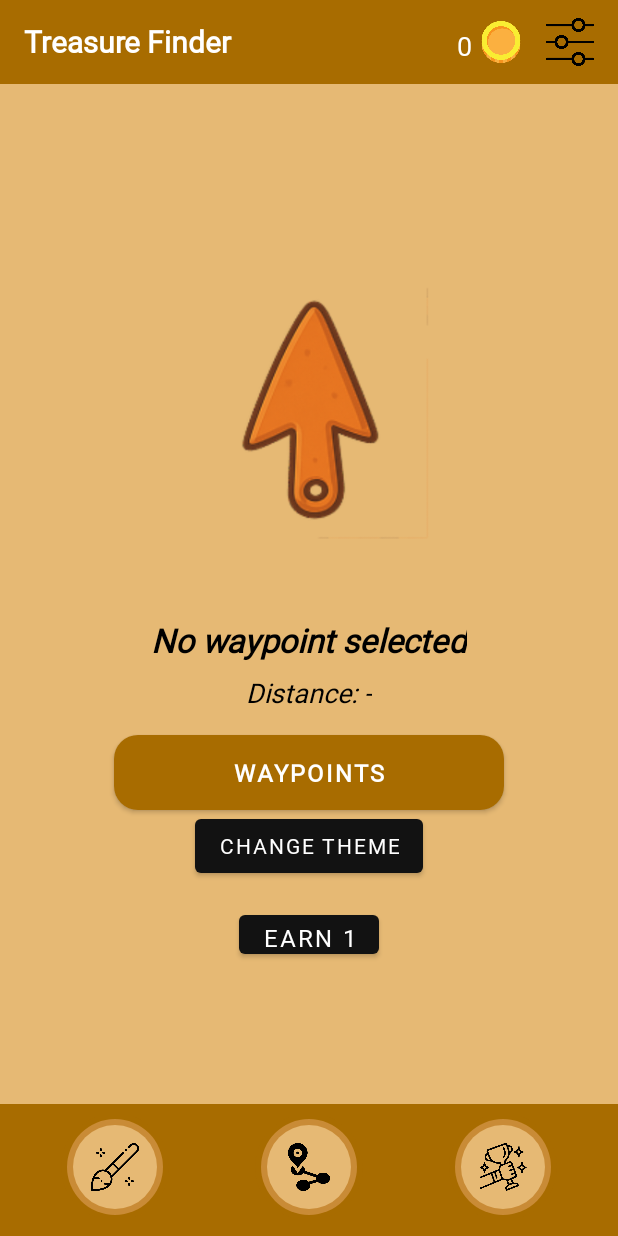
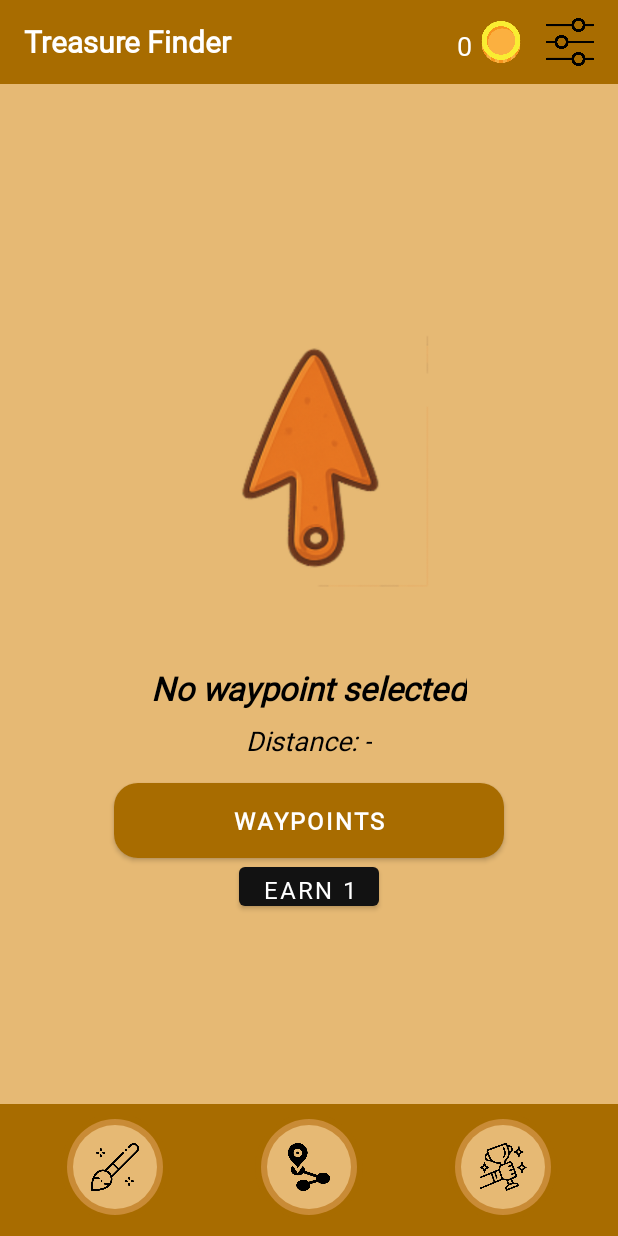
Before and after one commit to zhichengliangnhl/gps_app, an Android app: the screen it shows after launch (CompassActivity), on a phone screen of 412 x 824 dp. Run offline under Robolectric (Android 15) with nearby library versions, the phone set to English and light mode, and no system bars; libraries missing offline, so code that uses them is left out: com.journeyapps.barcodescanner.

Commit message:
theme select on brush

```diff
--- a/app/src/main/java/com/nhlstenden/navigationapp/BaseActivity.java
+++ b/app/src/main/java/com/nhlstenden/navigationapp/BaseActivity.java
@@ -7,10 +7,12 @@
 import android.widget.Toast;
 
 import androidx.annotation.Nullable;
+import androidx.appcompat.app.AlertDialog;
 import androidx.appcompat.app.AppCompatActivity;
 
 import com.nhlstenden.navigationapp.activities.AchievementActivity;
 import com.nhlstenden.navigationapp.activities.CompassActivity;
+import com.nhlstenden.navigationapp.enums.ThemeMode;
 import com.nhlstenden.navigationapp.helpers.CoinManager;
 import com.nhlstenden.navigationapp.helpers.ThemeHelper;
 
@@ -26,13 +28,22 @@
         }
 
         ImageView navBrush = findViewById(R.id.navBrush);
+
         ImageView navArrow = findViewById(R.id.navArrow);
         ImageView navTrophy = findViewById(R.id.navTrophy);
 
         if (navBrush != null) {
-            navBrush.setOnClickListener(v ->
-                    Toast.makeText(this, "Brush feature coming soon", Toast.LENGTH_SHORT).show()
-            );
+            navBrush.setOnClickListener(v -> {
+                String[] options = {"Classic", "Splash", "Retro"};
+                new AlertDialog.Builder(this)
+                        .setTitle("Choose Theme")
+                        .setItems(options, (dialog, which) -> {
+                            ThemeMode selected = ThemeMode.values()[which];
+                            ThemeHelper.setTheme(this, selected);
+                            recreate(); // Restart activity to apply theme
+                        })
+                        .show();
+            });
         }
 
         if (navArrow != null) {
--- a/app/src/main/java/com/nhlstenden/navigationapp/activities/CompassActivity.java
+++ b/app/src/main/java/com/nhlstenden/navigationapp/activities/CompassActivity.java
@@ -85,22 +85,6 @@
                 if (coinCounter != null) {
                     CoinManager.updateCoinDisplay(this, coinCounter);
                 }
-            });
-        }
-
-        // Theme button
-        View themeBtn = findViewById(R.id.btnChangeTheme);
-        if (themeBtn != null) {
-            themeBtn.setOnClickListener(v -> {
-                String[] options = {"Classic", "Splash", "Retro"};
-                new AlertDialog.Builder(this)
-                        .setTitle("Choose Theme")
-                        .setItems(options, (dialog, which) -> {
-                            ThemeMode selected = ThemeMode.values()[which];
-                            ThemeHelper.setTheme(this, selected);
-                            recreate(); // Restart activity to apply theme
-                        })
-                        .show();
             });
         }
 
--- a/app/src/main/res/layout/activity_compass.xml
+++ b/app/src/main/res/layout/activity_compass.xml
@@ -65,15 +65,6 @@
             android:paddingVertical="14dp" />
 
         <Button
-            android:id="@+id/btnChangeTheme"
-            android:layout_width="wrap_content"
-            android:layout_height="wrap_content"
-            android:text="Change Theme"
-            android:layout_alignParentBottom="true"
-            android:layout_marginBottom="16dp"
-            android:layout_centerHorizontal="true"/>
-
-        <Button
             android:id="@+id/btnEarnCoins"
             android:layout_width="wrap_content"
             android:layout_height="38dp"
```
